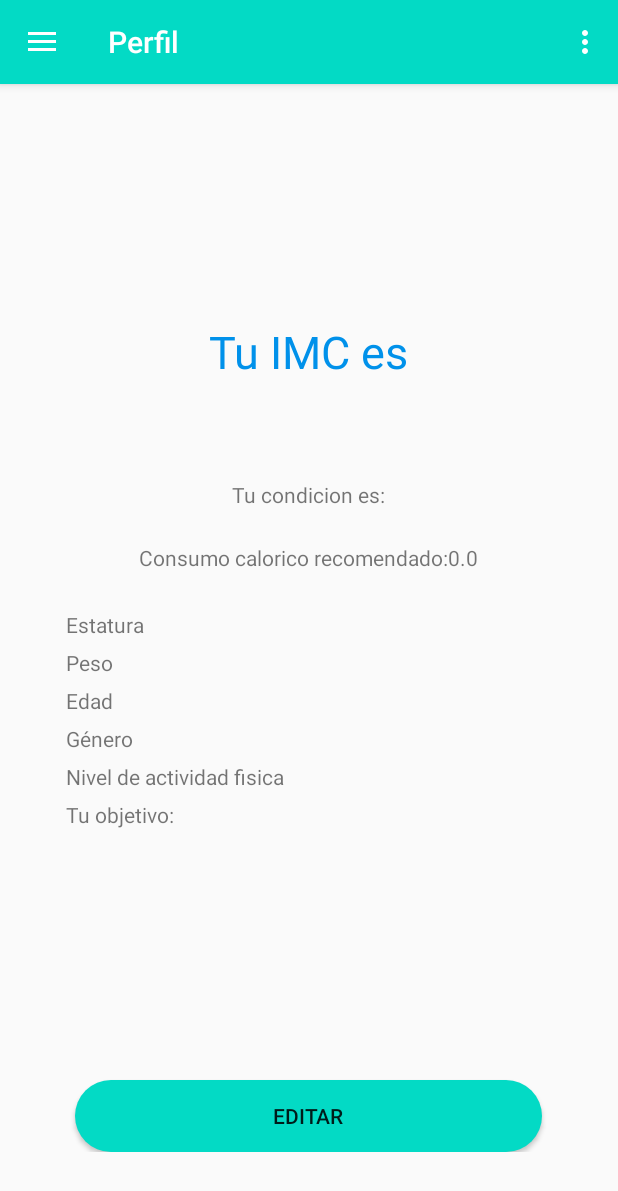
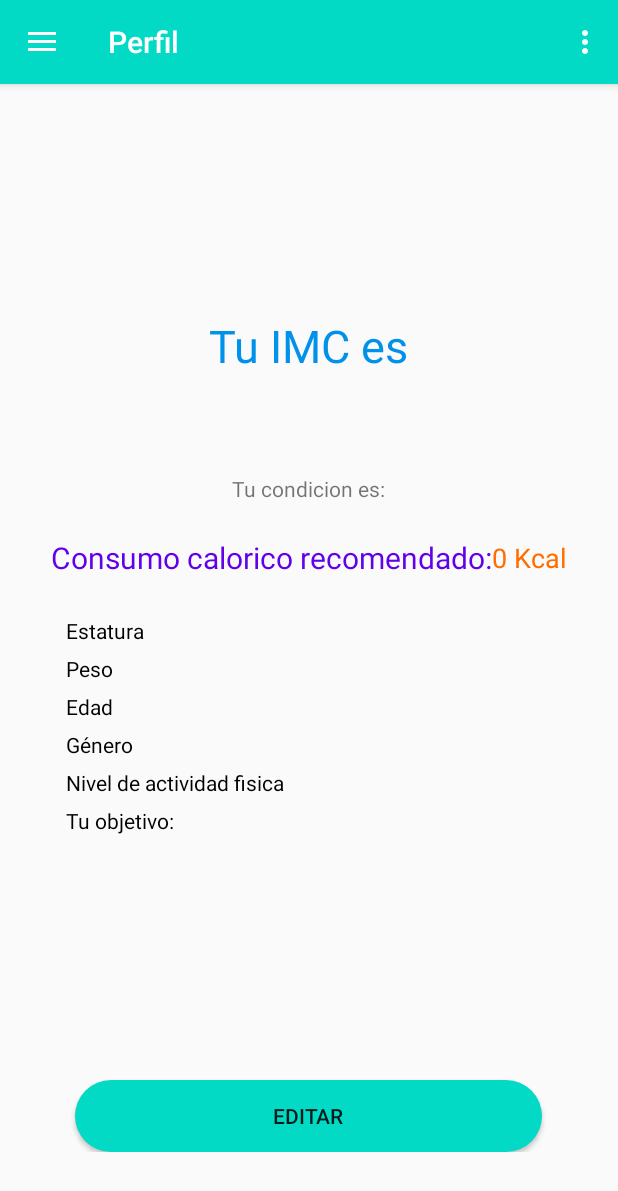
Before and after one commit to juancamiloforero/Nutrihabit2, an Android app: the screen it shows after launch once a user with an empty profile is signed in (menuPrincipal), in the side drawer, after a tap on "Perfil", on a phone screen of 412 x 824 dp. Shown: the top 1191 px of the screen. Run offline under Robolectric (Android 15) with nearby library versions, the phone set to English and light mode, and no system bars; our stand-ins replace Firebase (no records; nobody signed in at launch, a user with empty details on screens opened directly), navigation-ui; 10 statements that could not run were skipped.

Commit message:
mejoras presentacion perfil

```diff
--- a/app/src/main/java/com/example/nutrihabit2/menuPrincipal/ui/perfil/PerfilFragment.java
+++ b/app/src/main/java/com/example/nutrihabit2/menuPrincipal/ui/perfil/PerfilFragment.java
@@ -179,14 +179,14 @@ public class PerfilFragment extends Fragment {
                 Usuario user = documentSnapshot.toObject(Usuario.class);
                 usuarioActual = user;
                 calcularYClasificarIMC(user.getEstatura(), user.getPeso());
-                tvEstatura.setText(Float.toString((int) user.getEstatura()));
-                tvPeso.setText(Float.toString(user.getPeso()));
-                tvEdad.setText(Integer.toString(user.getEdad()));
+                tvEstatura.setText(Float.toString((int) user.getEstatura()) + " cm");
+                tvPeso.setText(Float.toString(user.getPeso()) + " Kg");
+                tvEdad.setText(Integer.toString(user.getEdad()) +" "+getString(R.string.años));
                 tvGenero.setText(getRStringGenero(user.getGenero()));
                 tvObjetivo.setText(getRStringObjetivo(user.getProposito()));
                 tvNivelActividad.setText(getRStringNivelActividad(user.getNivel_actividad()));
                 double calorias = objCalc.calcularCalorias(user.getGenero(), user.getEstatura(), user.getPeso(), user.getEdad(), user.getNivel_actividad(), user.getProposito());
-                tvCalorias.setText(String.format("%.1f", calorias));
+                tvCalorias.setText((int)calorias+" Kcal");
 
             }
         }).addOnFailureListener(new OnFailureListener() {
--- a/app/src/main/res/layout/fragment_perfil.xml
+++ b/app/src/main/res/layout/fragment_perfil.xml
@@ -65,7 +65,7 @@
         </LinearLayout>
 
         <LinearLayout
-            android:layout_width="match_parent"
+            android:layout_width="361dp"
             android:layout_height="wrap_content"
             android:layout_margin="25dp"
             android:gravity="center">
@@ -74,12 +74,15 @@
                 android:id="@+id/tvTuConsumoCalorico"
                 android:layout_width="wrap_content"
                 android:layout_height="wrap_content"
-                android:text="@string/consumo_calorico_recomendado" />
+                android:text="@string/consumo_calorico_recomendado"
+                android:textAppearance="@style/TituloPequenio" />
 
             <TextView
                 android:id="@+id/tvCalorias"
                 android:layout_width="wrap_content"
-                android:layout_height="wrap_content" />
+                android:layout_height="wrap_content"
+                android:textColor="#FF6D00"
+                android:textSize="18sp" />
 
         </LinearLayout>
 
@@ -100,7 +103,9 @@
                     android:layout_width="220dp"
                     android:layout_height="25dp"
                     android:layout_weight="1"
-                    android:text="@string/estatura" />
+                    android:text="@string/estatura"
+                    android:textAppearance="@style/TextoNormal"
+                    android:textSize="14sp" />
 
                 <TextView
                     android:id="@+id/tvAltura"
@@ -119,7 +124,9 @@
                     android:layout_width="220dp"
                     android:layout_height="25dp"
                     android:layout_weight="1"
-                    android:text="@string/peso" />
+                    android:text="@string/peso"
+                    android:textAppearance="@style/TextoNormal"
+                    android:textSize="14sp" />
 
                 <TextView
                     android:id="@+id/tvPeso"
@@ -138,7 +145,9 @@
                     android:layout_width="220dp"
                     android:layout_height="25dp"
                     android:layout_weight="1"
-                    android:text="@string/edad" />
+                    android:text="@string/edad"
+                    android:textAppearance="@style/TextoNormal"
+                    android:textSize="14sp" />
 
                 <TextView
                     android:id="@+id/tvEdad"
@@ -157,7 +166,9 @@
                     android:layout_width="220dp"
                     android:layout_height="25dp"
                     android:layout_weight="1"
-                    android:text="@string/genero" />
+                    android:text="@string/genero"
+                    android:textAppearance="@style/TextoNormal"
+                    android:textSize="14sp" />
 
                 <TextView
                     android:id="@+id/tvGenero"
@@ -175,7 +186,9 @@
                     android:layout_width="220dp"
                     android:layout_height="25dp"
                     android:layout_weight="1"
-                    android:text="@string/actividad_fisica" />
+                    android:text="@string/actividad_fisica"
+                    android:textAppearance="@style/TextoNormal"
+                    android:textSize="14sp" />
 
                 <TextView
                     android:id="@+id/tvNivelActividad"
@@ -194,7 +207,9 @@
                     android:layout_width="220dp"
                     android:layout_height="25dp"
                     android:layout_weight="1"
-                    android:text="@string/tu_objetivo" />
+                    android:text="@string/tu_objetivo"
+                    android:textAppearance="@style/TextoNormal"
+                    android:textSize="14sp" />
 
                 <TextView
                     android:id="@+id/tvTuObjetivo"
--- a/app/src/main/res/values/strings.xml
+++ b/app/src/main/res/values/strings.xml
@@ -77,4 +77,5 @@
     <string name="nivel_actividad_alto">Alto</string>
     <string name="nivel_actividad_muy_alto">Muy alto</string>
     <string name="objetivo">Objetivo</string>
+    <string name="años">años</string>
 </resources>
```
Also changed, not shown: 2 other files.
